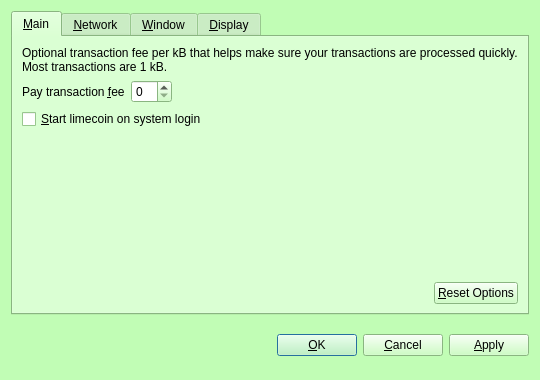
This is src/qt/forms/optionsdialog.ui in IParn/LimecoinX as Qt 5 draws it before an edit. The edited form follows.
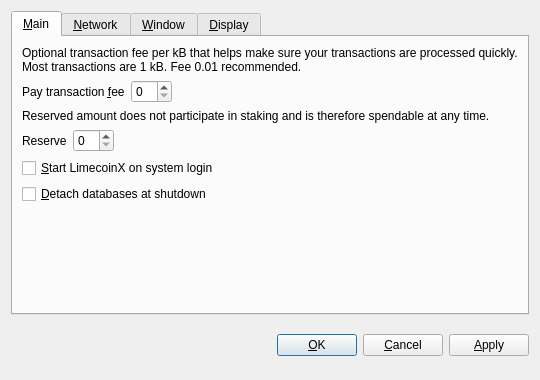
This is the edited form. The open tabs and pages were chosen to show the change. Custom widgets are drawn as their Qt base class.

```diff
--- a/src/qt/forms/optionsdialog.ui
+++ b/src/qt/forms/optionsdialog.ui
@@ -10,421 +10,6 @@
     <height>380</height>
    </rect>
   </property>
-  <property name="palette">
-   <palette>
-    <active>
-     <colorrole role="WindowText">
-      <brush brushstyle="SolidPattern">
-       <color alpha="255">
-        <red>0</red>
-        <green>0</green>
-        <blue>0</blue>
-       </color>
-      </brush>
-     </colorrole>
-     <colorrole role="Button">
-      <brush brushstyle="SolidPattern">
-       <color alpha="255">
-        <red>193</red>
-        <green>253</green>
-        <blue>181</blue>
-       </color>
-      </brush>
-     </colorrole>
-     <colorrole role="Light">
-      <brush brushstyle="SolidPattern">
-       <color alpha="255">
-        <red>255</red>
-        <green>255</green>
-        <blue>255</blue>
-       </color>
-      </brush>
-     </colorrole>
-     <colorrole role="Midlight">
-      <brush brushstyle="SolidPattern">
-       <color alpha="255">
-        <red>224</red>
-        <green>254</green>
-        <blue>218</blue>
-       </color>
-      </brush>
-     </colorrole>
-     <colorrole role="Dark">
-      <brush brushstyle="SolidPattern">
-       <color alpha="255">
-        <red>96</red>
-        <green>126</green>
-        <blue>90</blue>
-       </color>
-      </brush>
-     </colorrole>
-     <colorrole role="Mid">
-      <brush brushstyle="SolidPattern">
-       <color alpha="255">
-        <red>129</red>
-        <green>169</green>
-        <blue>121</blue>
-       </color>
-      </brush>
-     </colorrole>
-     <colorrole role="Text">
-      <brush brushstyle="SolidPattern">
-       <color alpha="255">
-        <red>0</red>
-        <green>0</green>
-        <blue>0</blue>
-       </color>
-      </brush>
-     </colorrole>
-     <colorrole role="BrightText">
-      <brush brushstyle="SolidPattern">
-       <color alpha="255">
-        <red>255</red>
-        <green>255</green>
-        <blue>255</blue>
-       </color>
-      </brush>
-     </colorrole>
-     <colorrole role="ButtonText">
-      <brush brushstyle="SolidPattern">
-       <color alpha="255">
-        <red>0</red>
-        <green>0</green>
-        <blue>0</blue>
-       </color>
-      </brush>
-     </colorrole>
-     <colorrole role="Base">
-      <brush brushstyle="SolidPattern">
-       <color alpha="255">
-        <red>255</red>
-        <green>255</green>
-        <blue>255</blue>
-       </color>
-      </brush>
-     </colorrole>
-     <colorrole role="Window">
-      <brush brushstyle="SolidPattern">
-       <color alpha="255">
-        <red>193</red>
-        <green>253</green>
-        <blue>181</blue>
-       </color>
-      </brush>
-     </colorrole>
-     <colorrole role="Shadow">
-      <brush brushstyle="SolidPattern">
-       <color alpha="255">
-        <red>0</red>
-        <green>0</green>
-        <blue>0</blue>
-       </color>
-      </brush>
-     </colorrole>
-     <colorrole role="AlternateBase">
-      <brush brushstyle="SolidPattern">
-       <color alpha="255">
-        <red>224</red>
-        <green>254</green>
-        <blue>218</blue>
-       </color>
-      </brush>
-     </colorrole>
-     <colorrole role="ToolTipBase">
-      <brush brushstyle="SolidPattern">
-       <color alpha="255">
-        <red>255</red>
-        <green>255</green>
-        <blue>220</blue>
-       </color>
-      </brush>
-     </colorrole>
-     <colorrole role="ToolTipText">
-      <brush brushstyle="SolidPattern">
-       <color alpha="255">
-        <red>0</red>
-        <green>0</green>
-        <blue>0</blue>
-       </color>
-      </brush>
-     </colorrole>
-    </active>
-    <inactive>
-     <colorrole role="WindowText">
-      <brush brushstyle="SolidPattern">
-       <color alpha="255">
-        <red>0</red>
-        <green>0</green>
-        <blue>0</blue>
-       </color>
-      </brush>
-     </colorrole>
-     <colorrole role="Button">
-      <brush brushstyle="SolidPattern">
-       <color alpha="255">
-        <red>193</red>
-        <green>253</green>
-        <blue>181</blue>
-       </color>
-      </brush>
-     </colorrole>
-     <colorrole role="Light">
-      <brush brushstyle="SolidPattern">
-       <color alpha="255">
-        <red>255</red>
-        <green>255</green>
-        <blue>255</blue>
-       </color>
-      </brush>
-     </colorrole>
-     <colorrole role="Midlight">
-      <brush brushstyle="SolidPattern">
-       <color alpha="255">
-        <red>224</red>
-        <green>254</green>
-        <blue>218</blue>
-       </color>
-      </brush>
-     </colorrole>
-     <colorrole role="Dark">
-      <brush brushstyle="SolidPattern">
-       <color alpha="255">
-        <red>96</red>
-        <green>126</green>
-        <blue>90</blue>
-       </color>
-      </brush>
-     </colorrole>
-     <colorrole role="Mid">
-      <brush brushstyle="SolidPattern">
-       <color alpha="255">
-        <red>129</red>
-        <green>169</green>
-        <blue>121</blue>
-       </color>
-      </brush>
-     </colorrole>
-     <colorrole role="Text">
-      <brush brushstyle="SolidPattern">
-       <color alpha="255">
-        <red>0</red>
-        <green>0</green>
-        <blue>0</blue>
-       </color>
-      </brush>
-     </colorrole>
-     <colorrole role="BrightText">
-      <brush brushstyle="SolidPattern">
-       <color alpha="255">
-        <red>255</red>
-        <green>255</green>
-        <blue>255</blue>
-       </color>
-      </brush>
-     </colorrole>
-     <colorrole role="ButtonText">
-      <brush brushstyle="SolidPattern">
-       <color alpha="255">
-        <red>0</red>
-        <green>0</green>
-        <blue>0</blue>
-       </color>
-      </brush>
-     </colorrole>
-     <colorrole role="Base">
-      <brush brushstyle="SolidPattern">
-       <color alpha="255">
-        <red>255</red>
-        <green>255</green>
-        <blue>255</blue>
-       </color>
-      </brush>
-     </colorrole>
-     <colorrole role="Window">
-      <brush brushstyle="SolidPattern">
-       <color alpha="255">
-        <red>193</red>
-        <green>253</green>
-        <blue>181</blue>
-       </color>
-      </brush>
-     </colorrole>
-     <colorrole role="Shadow">
-      <brush brushstyle="SolidPattern">
-       <color alpha="255">
-        <red>0</red>
-        <green>0</green>
-        <blue>0</blue>
-       </color>
-      </brush>
-     </colorrole>
-     <colorrole role="AlternateBase">
-      <brush brushstyle="SolidPattern">
-       <color alpha="255">
-        <red>224</red>
-        <green>254</green>
-        <blue>218</blue>
-       </color>
-      </brush>
-     </colorrole>
-     <colorrole role="ToolTipBase">
-      <brush brushstyle="SolidPattern">
-       <color alpha="255">
-        <red>255</red>
-        <green>255</green>
-        <blue>220</blue>
-       </color>
-      </brush>
-     </colorrole>
-     <colorrole role="ToolTipText">
-      <brush brushstyle="SolidPattern">
-       <color alpha="255">
-        <red>0</red>
-        <green>0</green>
-        <blue>0</blue>
-       </color>
-      </brush>
-     </colorrole>
-    </inactive>
-    <disabled>
-     <colorrole role="WindowText">
-      <brush brushstyle="SolidPattern">
-       <color alpha="255">
-        <red>96</red>
-        <green>126</green>
-        <blue>90</blue>
-       </color>
-      </brush>
-     </colorrole>
-     <colorrole role="Button">
-      <brush brushstyle="SolidPattern">
-       <color alpha="255">
-        <red>193</red>
-        <green>253</green>
-        <blue>181</blue>
-       </color>
-      </brush>
-     </colorrole>
-     <colorrole role="Light">
-      <brush brushstyle="SolidPattern">
-       <color alpha="255">
-        <red>255</red>
-        <green>255</green>
-        <blue>255</blue>
-       </color>
-      </brush>
-     </colorrole>
-     <colorrole role="Midlight">
-      <brush brushstyle="SolidPattern">
-       <color alpha="255">
-        <red>224</red>
-        <green>254</green>
-        <blue>218</blue>
-       </color>
-      </brush>
-     </colorrole>
-     <colorrole role="Dark">
-      <brush brushstyle="SolidPattern">
-       <color alpha="255">
-        <red>96</red>
-        <green>126</green>
-        <blue>90</blue>
-       </color>
-      </brush>
-     </colorrole>
-     <colorrole role="Mid">
-      <brush brushstyle="SolidPattern">
-       <color alpha="255">
-        <red>129</red>
-        <green>169</green>
-        <blue>121</blue>
-       </color>
-      </brush>
-     </colorrole>
-     <colorrole role="Text">
-      <brush brushstyle="SolidPattern">
-       <color alpha="255">
-        <red>96</red>
-        <green>126</green>
-        <blue>90</blue>
-       </color>
-      </brush>
-     </colorrole>
-     <colorrole role="BrightText">
-      <brush brushstyle="SolidPattern">
-       <color alpha="255">
-        <red>255</red>
-        <green>255</green>
-        <blue>255</blue>
-       </color>
-      </brush>
-     </colorrole>
-     <colorrole role="ButtonText">
-      <brush brushstyle="SolidPattern">
-       <color alpha="255">
-        <red>96</red>
-        <green>126</green>
-        <blue>90</blue>
-       </color>
-      </brush>
-     </colorrole>
-     <colorrole role="Base">
-      <brush brushstyle="SolidPattern">
-       <color alpha="255">
-        <red>193</red>
-        <green>253</green>
-        <blue>181</blue>
-       </color>
-      </brush>
-     </colorrole>
-     <colorrole role="Window">
-      <brush brushstyle="SolidPattern">
-       <color alpha="255">
-        <red>193</red>
-        <green>253</green>
-        <blue>181</blue>
-       </color>
-      </brush>
-     </colorrole>
-     <colorrole role="Shadow">
-      <brush brushstyle="SolidPattern">
-       <color alpha="255">
-        <red>0</red>
-        <green>0</green>
-        <blue>0</blue>
-       </color>
-      </brush>
-     </colorrole>
-     <colorrole role="AlternateBase">
-      <brush brushstyle="SolidPattern">
-       <color alpha="255">
-        <red>193</red>
-        <green>253</green>
-        <blue>181</blue>
-       </color>
-      </brush>
-     </colorrole>
-     <colorrole role="ToolTipBase">
-      <brush brushstyle="SolidPattern">
-       <color alpha="255">
-        <red>255</red>
-        <green>255</green>
-        <blue>220</blue>
-       </color>
-      </brush>
-     </colorrole>
-     <colorrole role="ToolTipText">
-      <brush brushstyle="SolidPattern">
-       <color alpha="255">
-        <red>0</red>
-        <green>0</green>
-        <blue>0</blue>
-       </color>
-      </brush>
-     </colorrole>
-    </disabled>
-   </palette>
-  </property>
   <property name="windowTitle">
    <string>Options</string>
   </property>
@@ -448,7 +33,7 @@
        <item>
         <widget class="QLabel" name="transactionFeeInfoLabel">
          <property name="text">
-          <string>Optional transaction fee per kB that helps make sure your transactions are processed quickly. Most transactions are 1 kB.</string>
+          <string>Optional transaction fee per kB that helps make sure your transactions are processed quickly. Most transactions are 1 kB. Fee 0.01 recommended.</string>
          </property>
          <property name="textFormat">
           <enum>Qt::PlainText</enum>
@@ -477,7 +62,53 @@
           <widget class="BitcoinAmountField" name="transactionFee"/>
          </item>
          <item>
-          <spacer name="horizontalSpacer_1_Main">
+          <spacer name="horizontalSpacerFee">
+           <property name="orientation">
+            <enum>Qt::Horizontal</enum>
+           </property>
+           <property name="sizeHint" stdset="0">
+            <size>
+             <width>40</width>
+             <height>20</height>
+            </size>
+           </property>
+          </spacer>
+         </item>
+        </layout>
+       </item>
+       <item>
+        <widget class="QLabel" name="reserveBalanceInfoLabel">
+         <property name="text">
+          <string>Reserved amount does not participate in staking and is therefore spendable at any time.</string>
+         </property>
+         <property name="textFormat">
+          <enum>Qt::PlainText</enum>
+         </property>
+         <property name="wordWrap">
+          <bool>true</bool>
+         </property>
+        </widget>
+       </item>
+       <item>
+        <layout class="QHBoxLayout" name="horizontalLayoutReserveBalance">
+         <item>
+          <widget class="QLabel" name="reserveBalanceLabel">
+           <property name="text">
+            <string>Reserve</string>
+           </property>
+           <property name="textFormat">
+            <enum>Qt::PlainText</enum>
+           </property>
+           <property name="buddy">
+            <cstring>reserveBalance</cstring>
+           </property>
+          </widget>
+         </item>
+         <item>
+          <widget class="BitcoinAmountField" name="reserveBalance"/>
+         </item>
+         <item>
+          <spacer name="horizontalSpacerReserveBalance">
            <property name="orientation">
             <enum>Qt::Horizontal</enum>
            </property>
@@ -497,7 +128,17 @@
           <string>Automatically start limecoin after logging in to the system.</string>
          </property>
          <property name="text">
-          <string>&amp;Start limecoin on system login</string>
+          <string>&amp;Start LimecoinX on system login</string>
+         </property>
+        </widget>
+       </item>
+       <item>
+        <widget class="QCheckBox" name="detachDatabases">
+         <property name="toolTip">
+          <string>Detach block and address databases at shutdown. This means they can be moved to another data directory, but it slows down shutdown. The wallet is always detached.</string>
+         </property>
+         <property name="text">
+          <string>&amp;Detach databases at shutdown</string>
          </property>
         </widget>
        </item>
@@ -514,36 +155,6 @@
          </property>
         </spacer>
        </item>
-       <item>
-        <layout class="QHBoxLayout" name="horizontalLayout_2_Main">
-         <item>
-          <spacer name="horizontalSpacer_2_Main">
-           <property name="orientation">
-            <enum>Qt::Horizontal</enum>
-           </property>
-           <property name="sizeHint" stdset="0">
-            <size>
-             <width>40</width>
-             <height>20</height>
-            </size>
-           </property>
-          </spacer>
-         </item>
-         <item>
-          <widget class="QPushButton" name="resetButton">
-           <property name="toolTip">
-            <string>Reset all client options to default.</string>
-           </property>
-           <property name="text">
-            <string>&amp;Reset Options</string>
-           </property>
-           <property name="autoDefault">
-            <bool>false</bool>
-           </property>
-          </widget>
-         </item>
-        </layout>
-       </item>
       </layout>
      </widget>
      <widget class="QWidget" name="tabNetwork">
```
Left out of the diff: 16 changed lines with no effect on the pictures.
